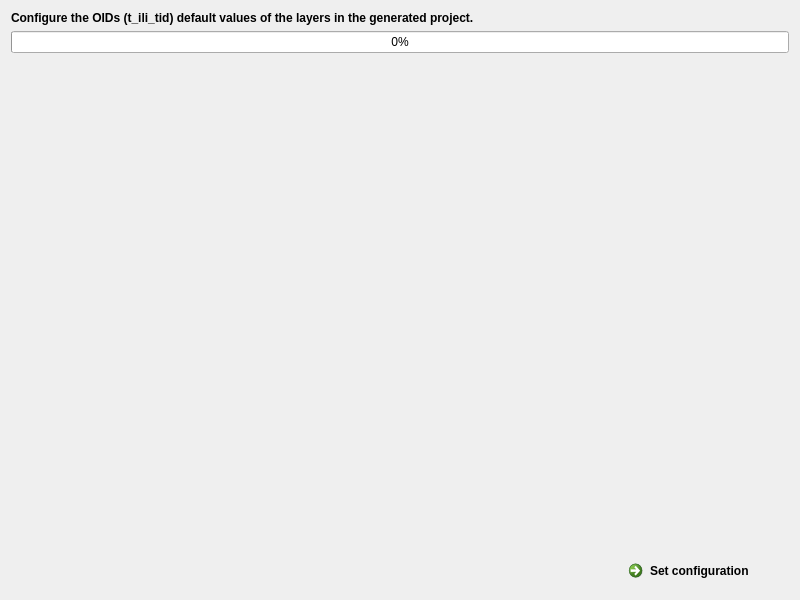
opengisch/QgisModelBaker, file QgisModelBaker/ui/workflow_wizard/tid_configuration.ui: the form before one commit.
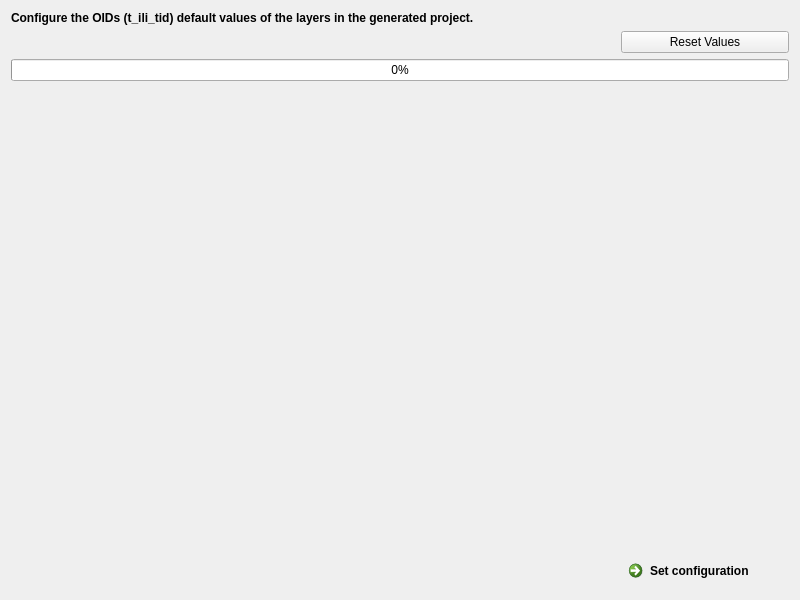
The form after the commit.

What changed in the file:
```diff
--- a/QgisModelBaker/ui/workflow_wizard/tid_configuration.ui
+++ b/QgisModelBaker/ui/workflow_wizard/tid_configuration.ui
@@ -39,13 +39,13 @@
      </property>
     </widget>
    </item>
+   <item row="4" column="0" colspan="2">
+    <layout class="QVBoxLayout" name="set_sequence_layout"/>
+   </item>
    <item row="1" column="0" colspan="2">
     <layout class="QVBoxLayout" name="tid_config_layout"/>
    </item>
-   <item row="2" column="0" colspan="2">
-    <layout class="QVBoxLayout" name="set_sequence_layout"/>
-   </item>
-   <item row="4" column="0">
+   <item row="9" column="0">
     <spacer name="verticalSpacer">
      <property name="orientation">
       <enum>Qt::Vertical</enum>
@@ -58,7 +58,7 @@
      </property>
     </spacer>
    </item>
-   <item row="5" column="0">
+   <item row="11" column="0">
     <spacer name="horizontalSpacer">
      <property name="orientation">
       <enum>Qt::Horizontal</enum>
@@ -71,20 +71,40 @@
      </property>
     </spacer>
    </item>
-   <item row="5" column="1">
-    <widget class="QCommandLinkButton" name="set_tid_configuration_button">
+   <item row="11" column="1">
+    <widget class="QCommandLinkButton" name="set_tid_config_and_sequence_button">
      <property name="text">
       <string>Set configuration</string>
      </property>
     </widget>
    </item>
-   <item row="3" column="0" colspan="2">
+   <item row="8" column="0" colspan="2">
     <widget class="QProgressBar" name="progress_bar">
      <property name="value">
       <number>0</number>
      </property>
     </widget>
    </item>
+   <item row="5" column="0">
+    <spacer name="horizontalSpacer_2">
+     <property name="orientation">
+      <enum>Qt::Horizontal</enum>
+     </property>
+     <property name="sizeHint" stdset="0">
+      <size>
+       <width>40</width>
+       <height>20</height>
+      </size>
+     </property>
+    </spacer>
+   </item>
+   <item row="5" column="1">
+    <widget class="QPushButton" name="reset_tid_config_button">
+     <property name="text">
+      <string>Reset Values</string>
+     </property>
+    </widget>
+   </item>
   </layout>
  </widget>
  <resources/>
```
